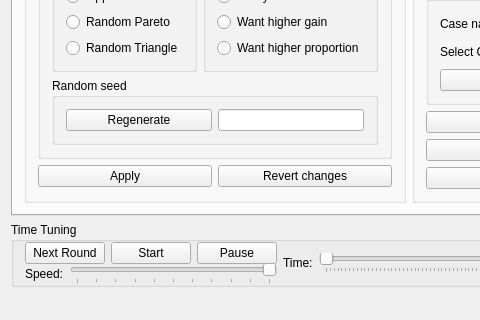
First picture: the form in code/app/MarketPlayer/mainwindow.ui, repository kottalovag/marketplayer, before the edit; both pictures show x 0 to 480 and y 441 to 761 of the 787 by 761 pixel window.
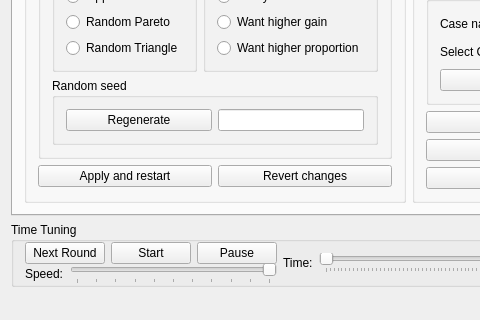
Second picture: the form after the edit. Custom widgets are drawn as their Qt base class.

Commit message: [m] UI: Selected history case will update the parameters

Patch:
```diff
--- a/code/app/MarketPlayer/mainwindow.ui
+++ b/code/app/MarketPlayer/mainwindow.ui
@@ -326,7 +326,7 @@
              <item>
               <widget class="QPushButton" name="pushButtonApply">
                <property name="text">
-                <string>Apply</string>
+                <string>Apply and restart</string>
                </property>
               </widget>
              </item>
```
The commit also changes 2 other files.
